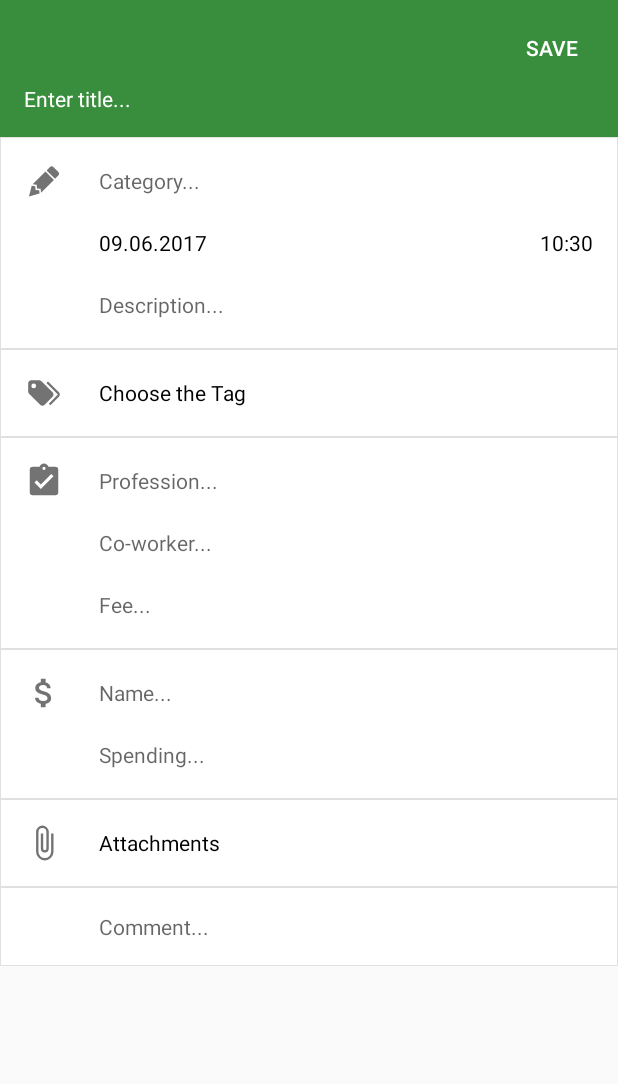
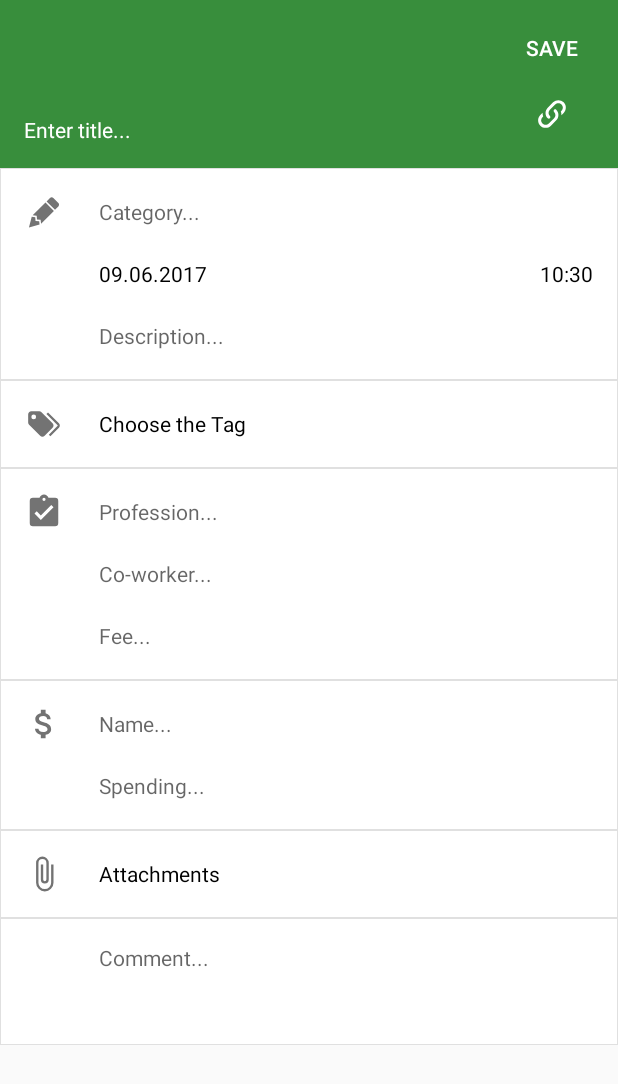
Before and after one commit to Aliste99/Glia, an Android app: the AddTicketActivity screen opened directly, with no data from a screen before it, on a phone screen of 412 x 824 dp. Shown: the top 1084 px of the screen. Run offline under Robolectric (Android 15) with nearby library versions, the phone set to English and light mode, and no system bars.

Commit message:
Add custom alert dialog for adding links

```diff
--- /dev/null
+++ b/app/src/main/res/drawable/link_variant.xml
@@ -0,0 +1,8 @@
+<!-- drawable/link_variant.xml -->
+<vector xmlns:android="http://schemas.android.com/apk/res/android"
+    android:height="24dp"
+    android:width="24dp"
+    android:viewportWidth="24"
+    android:viewportHeight="24">
+    <path android:fillColor="@color/whiteColor" android:pathData="M10.59,13.41C11,13.8 11,14.44 10.59,14.83C10.2,15.22 9.56,15.22 9.17,14.83C7.22,12.88 7.22,9.71 9.17,7.76V7.76L12.71,4.22C14.66,2.27 17.83,2.27 19.78,4.22C21.73,6.17 21.73,9.34 19.78,11.29L18.29,12.78C18.3,11.96 18.17,11.14 17.89,10.36L18.36,9.88C19.54,8.71 19.54,6.81 18.36,5.64C17.19,4.46 15.29,4.46 14.12,5.64L10.59,9.17C9.41,10.34 9.41,12.24 10.59,13.41M13.41,9.17C13.8,8.78 14.44,8.78 14.83,9.17C16.78,11.12 16.78,14.29 14.83,16.24V16.24L11.29,19.78C9.34,21.73 6.17,21.73 4.22,19.78C2.27,17.83 2.27,14.66 4.22,12.71L5.71,11.22C5.7,12.04 5.83,12.86 6.11,13.65L5.64,14.12C4.46,15.29 4.46,17.19 5.64,18.36C6.81,19.54 8.71,19.54 9.88,18.36L13.41,14.83C14.59,13.66 14.59,11.76 13.41,10.59C13,10.2 13,9.56 13.41,9.17Z" />
+</vector>
--- a/app/src/main/res/layout/activity_add_ticket.xml
+++ b/app/src/main/res/layout/activity_add_ticket.xml
@@ -17,35 +17,32 @@
         app:layout_constraintRight_toRightOf="parent"
         app:layout_constraintTop_toTopOf="parent">
 
-        <LinearLayout
-            android:layout_width="match_parent"
-            android:layout_height="wrap_content"
-            android:layout_marginTop="8dp"
-            android:orientation="vertical">
-
         <Button
             android:id="@+id/saveTicketButton"
             style="@style/Base.Widget.AppCompat.Button.Borderless"
             android:layout_width="wrap_content"
             android:layout_height="wrap_content"
             android:layout_gravity="right|center_horizontal|clip_vertical"
+            android:layout_marginTop="8dp"
             android:layout_weight="2"
             android:text="save"
             android:textColor="@color/whiteColor" />
 
-            <LinearLayout
+        <RelativeLayout
             android:layout_width="match_parent"
-                android:layout_height="wrap_content"
+            android:layout_height="40dp"
             android:layout_marginBottom="16dp"
             android:layout_marginLeft="16dp"
-                android:layout_weight="2"
-                android:orientation="vertical">
+            android:layout_marginRight="0dp"
+            android:layout_weight="2">
 
             <EditText
                 android:id="@+id/ticketTitleText"
-                    android:layout_width="match_parent"
+                android:layout_width="268dp"
                 android:layout_height="wrap_content"
-                    android:layout_weight="2"
+                android:layout_alignParentBottom="true"
+                android:layout_alignParentStart="true"
+                android:layout_toStartOf="@+id/ticketAddLink"
                 android:background="@android:color/transparent"
                 android:ems="10"
                 android:hint="Enter title..."
@@ -54,9 +51,17 @@
                 android:textColorHint="@color/whiteColor"
                 android:textCursorDrawable="@null"
                 android:textSize="14dp" />
-            </LinearLayout>
 
-        </LinearLayout>
+            <ImageButton
+                android:id="@+id/ticketAddLink"
+                style="@style/Base.Widget.AppCompat.Button.Borderless"
+                android:layout_width="88dp"
+                android:layout_height="40dp"
+                android:layout_alignParentEnd="true"
+                android:src="@drawable/link_variant" />
+
+        </RelativeLayout>
+
 
     </LinearLayout>
 
@@ -68,9 +73,11 @@
         android:layout_marginRight="0dp"
         android:layout_marginTop="0dp"
         app:layout_constraintBottom_toBottomOf="parent"
+        app:layout_constraintHorizontal_bias="0.0"
         app:layout_constraintLeft_toLeftOf="parent"
         app:layout_constraintRight_toRightOf="parent"
-        app:layout_constraintTop_toBottomOf="@+id/linearLayout">
+        app:layout_constraintTop_toBottomOf="@+id/linearLayout"
+        app:layout_constraintVertical_bias="0.0">
 
         <LinearLayout
             android:layout_width="match_parent"
@@ -152,11 +159,16 @@
 
                 <RelativeLayout
                     android:layout_width="match_parent"
-                    android:layout_height="25dp"
+                    android:layout_height="wrap_content"
                     android:layout_marginBottom="16dp"
                     android:layout_marginLeft="16dp"
                     android:layout_marginRight="16dp"
                     android:layout_marginTop="8dp">
+                    <Space
+                        android:layout_width="49dp"
+                        android:layout_height="25dp"
+                        android:layout_alignParentTop="true"
+                        android:layout_alignParentStart="true" />
 
                     <EditText
                         android:id="@+id/ticketDescriptionText"
@@ -291,6 +303,7 @@
                         android:layout_marginLeft="49dp"
                         android:background="@android:color/transparent"
                         android:hint="Fee..."
+                        android:inputType="numberDecimal"
                         android:textColor="@color/blackColor"
                         android:textSize="14dp" />
 
@@ -423,8 +436,11 @@
                         android:layout_gravity="center_vertical"
                         android:layout_marginLeft="49dp"
                         android:background="@android:color/transparent"
-                        android:textSize="14dp"
-                        android:hint="Comment..."/>
+                        android:gravity="top|left"
+                        android:hint="Comment..."
+                        android:lines="8"
+                        android:minLines="3"
+                        android:textSize="14dp" />
 
                 </LinearLayout>
 
```
Also changed, not shown: app/build.gradle (+9 -0 lines), app/src/main/java/com/projects/thirtyseven/glue/AddTicketActivity.java (+24 -3 lines), app/src/main/res/layout/custom_alert_dialog.xml (added, +135 -0 lines). Lines whose indentation alone changed are shown as unchanged.
